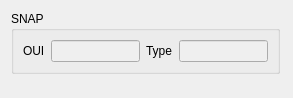
pstavirs/ostinato, file common/snap.ui: the form before one commit.
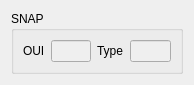
The form after the commit.

What changed in the file:
```diff
--- a/common/snap.ui
+++ b/common/snap.ui
@@ -5,15 +5,15 @@
    <rect>
     <x>0</x>
     <y>0</y>
-    <width>293</width>
-    <height>98</height>
+    <width>194</width>
+    <height>72</height>
    </rect>
   </property>
   <property name="windowTitle" >
    <string>Form</string>
   </property>
-  <layout class="QGridLayout" >
-   <item row="0" column="0" >
+  <layout class="QHBoxLayout" >
+   <item>
     <widget class="QGroupBox" name="groupBox" >
      <property name="title" >
       <string>SNAP</string>
@@ -56,32 +56,6 @@
      </layout>
     </widget>
    </item>
-   <item row="0" column="1" >
-    <spacer>
-     <property name="orientation" >
-      <enum>Qt::Horizontal</enum>
-     </property>
-     <property name="sizeHint" >
-      <size>
-       <width>40</width>
-       <height>20</height>
-      </size>
-     </property>
-    </spacer>
-   </item>
-   <item row="1" column="0" >
-    <spacer>
-     <property name="orientation" >
-      <enum>Qt::Vertical</enum>
-     </property>
-     <property name="sizeHint" >
-      <size>
-       <width>20</width>
-       <height>40</height>
-      </size>
-     </property>
-    </spacer>
-   </item>
   </layout>
  </widget>
  <resources/>
```
